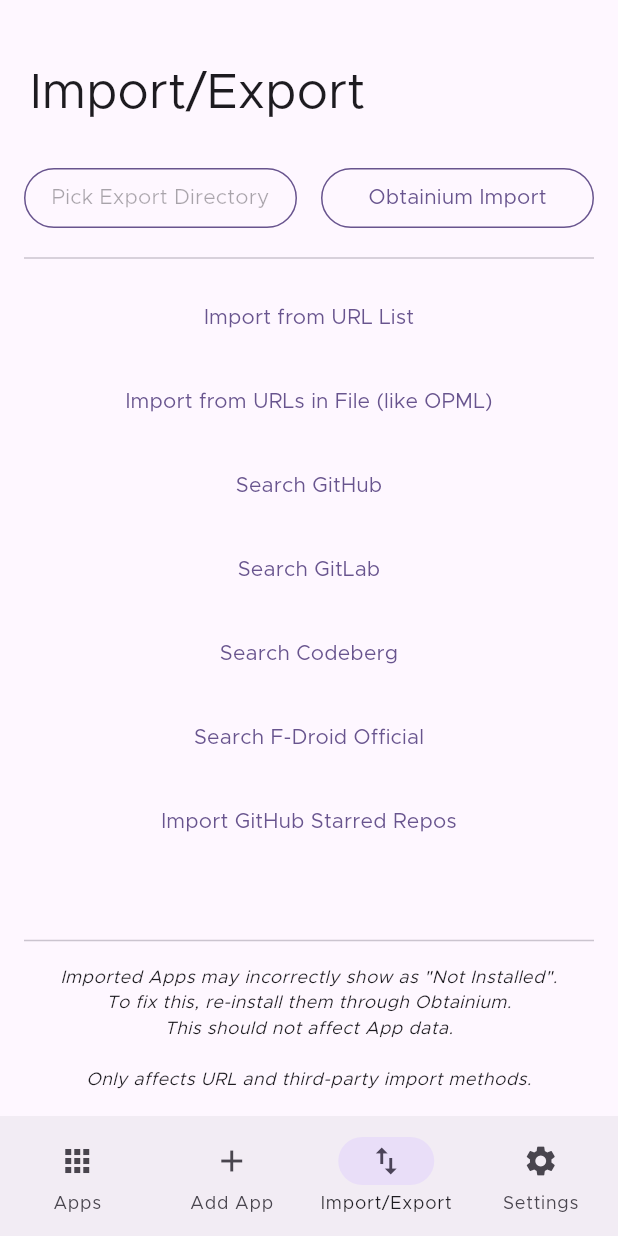
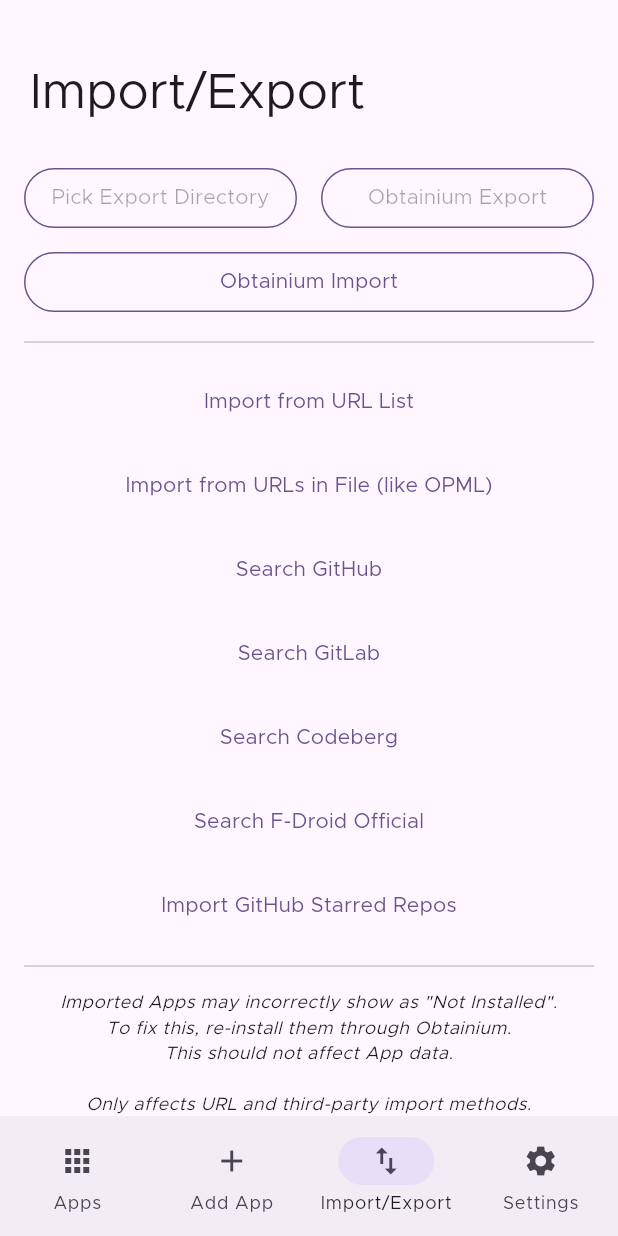
Before and after one commit to ownerroc/ObtainRoc, a Flutter app: the screen it shows after launch, item 3 of the bottom bar chosen, on a phone screen of 412 x 824 dp. Run offline on Flutter 3.47's test engine with Material 2 defaults, Android fonts, the phone set to English and light mode, and no system bars; drawn by our look-alikes of dynamic_color; our stand-ins replace connectivity_plus, device_info_plus, easy_localization, file_picker, flutter_local_notifications, flutter_markdown and 6 more; missing offline and left inert: android_alarm_manager_plus, android_intent_plus, android_package_installer, android_package_manager, flutter_archive, flutter_fgbg and 3 more; accounts and stored records are empty.

Commit message:
Add export dir pick button + update packages

```diff
--- a/lib/main.dart
+++ b/lib/main.dart
@@ -19,7 +19,7 @@ import 'package:easy_localization/src/easy_localization_controller.dart';
 // ignore: implementation_imports
 import 'package:easy_localization/src/localization.dart';
 
-const String currentVersion = '0.14.20';
+const String currentVersion = '0.14.21';
 const String currentReleaseTag =
     'v$currentVersion-beta'; // KEEP THIS IN SYNC WITH GITHUB RELEASES
 
--- a/lib/pages/import_export.dart
+++ b/lib/pages/import_export.dart
@@ -102,11 +102,12 @@ class _ImportExportPageState extends State<ImportExportPage> {
       });
     }
 
-    runObtainiumExport() async {
+    runObtainiumExport({bool pickOnly = false}) async {
       HapticFeedback.selectionClick();
       appsProvider
           .exportApps(
-              pickOnly: (await settingsProvider.getExportDir()) == null,
+              pickOnly:
+                  pickOnly || (await settingsProvider.getExportDir()) == null,
               sp: settingsProvider)
           .then((String? result) {
         if (result != null) {
@@ -320,21 +321,38 @@ class _ImportExportPageState extends State<ImportExportPage> {
                                     onPressed: appsProvider.apps.isEmpty ||
                                             importInProgress
                                         ? null
-                                        : runObtainiumExport,
-                                    child: Text(tr(snapshot.data != null
-                                        ? 'obtainiumExport'
-                                        : 'pickExportDir')),
+                                        : () {
+                                            runObtainiumExport(pickOnly: true);
+                                          },
+                                    child: Text(tr('pickExportDir')),
                                   )),
                                   const SizedBox(
                                     width: 16,
                                   ),
                                   Expanded(
                                       child: TextButton(
+                                    style: outlineButtonStyle,
+                                    onPressed: appsProvider.apps.isEmpty ||
+                                            importInProgress ||
+                                            snapshot.data == null
+                                        ? null
+                                        : runObtainiumExport,
+                                    child: Text(tr('obtainiumExport')),
+                                  )),
+                                ],
+                              ),
+                              const SizedBox(
+                                height: 8,
+                              ),
+                              Row(
+                                children: [
+                                  Expanded(
+                                      child: TextButton(
                                           style: outlineButtonStyle,
                                           onPressed: importInProgress
                                               ? null
                                               : runObtainiumImport,
-                                          child: Text(tr('obtainiumImport'))))
+                                          child: Text(tr('obtainiumImport')))),
                                 ],
                               ),
                               if (snapshot.data != null)
--- a/pubspec.yaml
+++ b/pubspec.yaml
@@ -17,7 +17,7 @@ publish_to: 'none' # Remove this line if you wish to publish to pub.dev
 # https://developer.apple.com/library/archive/documentation/General/Reference/InfoPlistKeyReference/Articles/CoreFoundationKeys.html
 # In Windows, build-name is used as the major, minor, and patch parts
 # of the product and file versions while build-number is used as the build suffix.
-version: 0.14.20+212 # When changing this, update the tag in main() accordingly
+version: 0.14.21+213 # When changing this, update the tag in main() accordingly
 
 environment:
   sdk: '>=3.0.0 <4.0.0'
```
Also changed, not shown: pubspec.lock.
